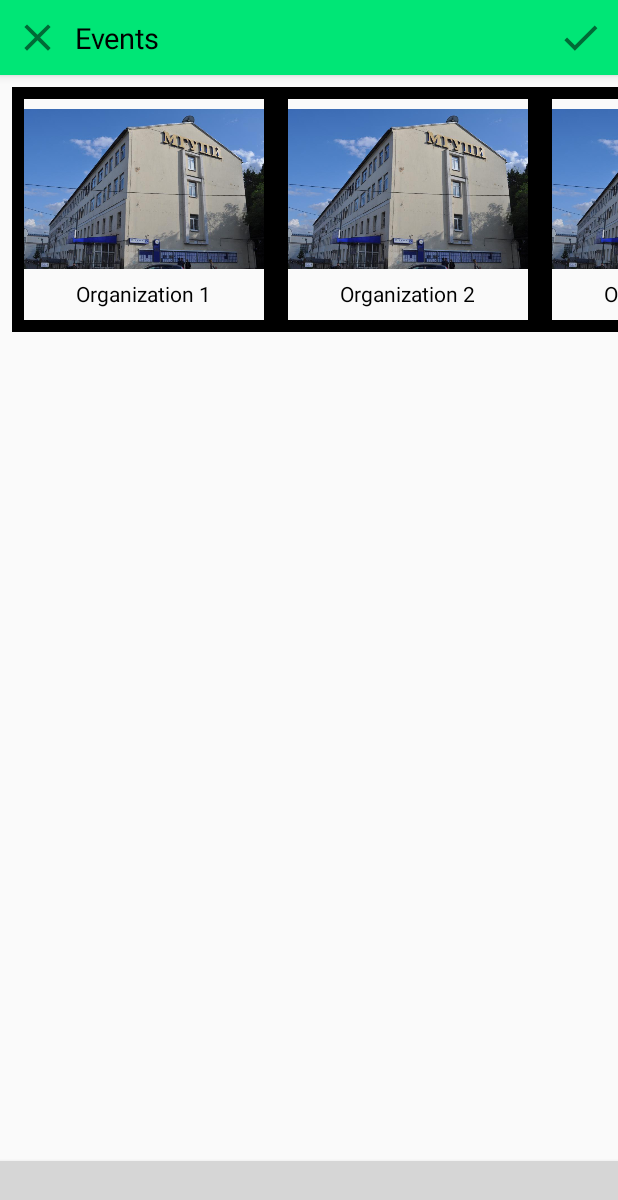
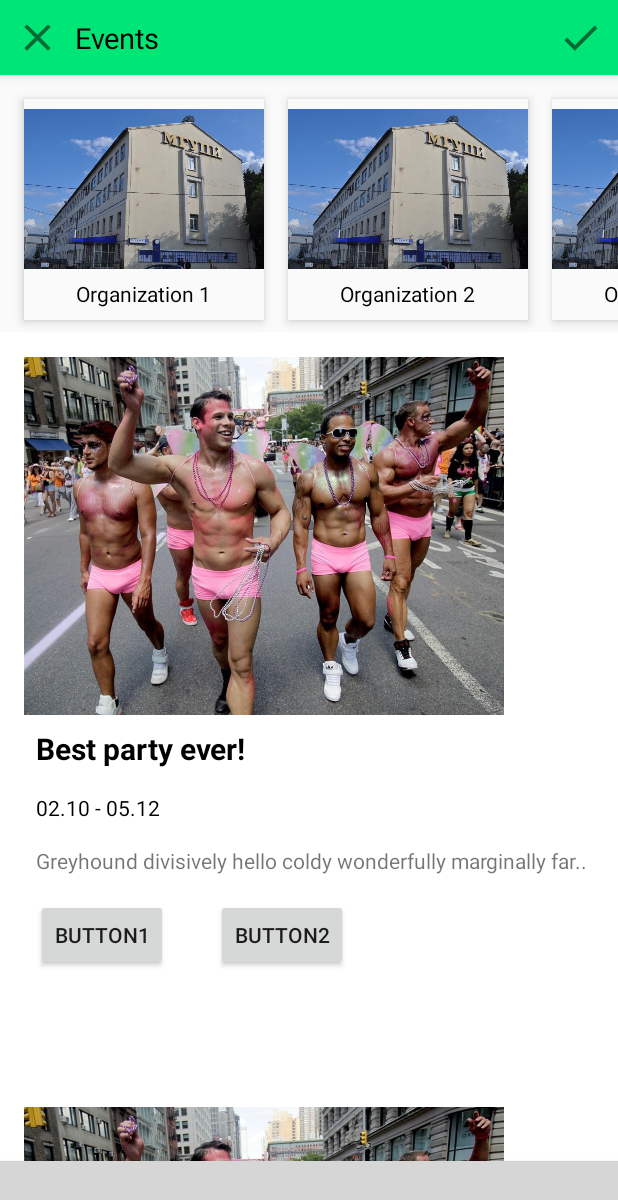
Before and after one commit to BOOMeranGG/VKHack, an Android app: the EventActivity screen opened directly, with no data from a screen before it, on a phone screen of 412 x 824 dp. Shown: the top 1200 px of the screen. Run offline under Robolectric (Android 15) with nearby library versions, the phone set to English and light mode, and no system bars; plain views replace BottomNavigationViewEx; 8 statements that could not run were skipped; grey boxes are pictures that could not be loaded.

Commit message:
Create Organization-Event viewer

```diff
--- /dev/null
+++ b/app/src/main/java/com/orange_infinity/vkhack/model/entity/dto/EventDto.java
@@ -0,0 +1,41 @@
+package com.orange_infinity.vkhack.model.entity.dto;
+
+public class EventDto {
+
+    private String eventName;
+    private String eventDate;
+    private String eventDescription;
+
+    public EventDto(String eventName, String eventDate, String eventDescription) {
+        this.eventName = eventName;
+        this.eventDate = eventDate;
+        this.eventDescription = eventDescription;
+    }
+
+    public EventDto() {
+    }
+
+    public String getEventName() {
+        return eventName;
+    }
+
+    public void setEventName(String eventName) {
+        this.eventName = eventName;
+    }
+
+    public String getEventDate() {
+        return eventDate;
+    }
+
+    public void setEventDate(String eventDate) {
+        this.eventDate = eventDate;
+    }
+
+    public String getEventDescription() {
+        return eventDescription;
+    }
+
+    public void setEventDescription(String eventDescription) {
+        this.eventDescription = eventDescription;
+    }
+}
--- a/app/src/main/java/com/orange_infinity/vkhack/ui/activities/EventActivity.java
+++ b/app/src/main/java/com/orange_infinity/vkhack/ui/activities/EventActivity.java
@@ -6,6 +6,7 @@ import androidx.fragment.app.Fragment;
 import androidx.fragment.app.FragmentManager;
 
 import com.orange_infinity.vkhack.R;
+import com.orange_infinity.vkhack.ui.fragments.EventViewerFragment;
 import com.orange_infinity.vkhack.ui.fragments.OrganizationViewerFragment;
 
 public class EventActivity extends BaseActivity {
@@ -18,9 +19,14 @@ public class EventActivity extends BaseActivity {
     protected void onCreate(Bundle savedInstanceState) {
         super.onCreate(savedInstanceState);
         setContentView(R.layout.activity_event);
+        setUpBottomNavigation();
 
-        setUpBottomNavigation();
         FragmentManager fm = getSupportFragmentManager();
+        createOrganizationFragment(fm);
+        createEventFragment(fm);
+    }
+
+    private void createOrganizationFragment(FragmentManager fm) {
         Fragment fragment = fm.findFragmentById(R.id.organizationListContainer);
         if (fragment == null) {
             fragment = new OrganizationViewerFragment();
@@ -29,4 +35,14 @@ public class EventActivity extends BaseActivity {
                     .commit();
         }
     }
+
+    private void createEventFragment(FragmentManager fm) {
+        Fragment fragment = fm.findFragmentById(R.id.eventListContainer);
+        if (fragment == null) {
+            fragment = new EventViewerFragment();
+            fm.beginTransaction()
+                    .add(R.id.eventListContainer, fragment)
+                    .commit();
+        }
+    }
 }
--- /dev/null
+++ b/app/src/main/java/com/orange_infinity/vkhack/ui/fragments/EventViewerFragment.java
@@ -0,0 +1,102 @@
+package com.orange_infinity.vkhack.ui.fragments;
+
+import android.os.Bundle;
+import android.view.LayoutInflater;
+import android.view.View;
+import android.view.ViewGroup;
+import android.widget.TextView;
+
+import androidx.annotation.NonNull;
+import androidx.annotation.Nullable;
+import androidx.fragment.app.Fragment;
+import androidx.recyclerview.widget.LinearLayoutManager;
+import androidx.recyclerview.widget.RecyclerView;
+
+import com.orange_infinity.vkhack.R;
+import com.orange_infinity.vkhack.model.entity.dto.EventDto;
+
+import java.util.ArrayList;
+import java.util.List;
+
+public class EventViewerFragment extends Fragment {
+
+    private List<EventDto> events = new ArrayList<>();
+    private EventAdapter eventAdapter;
+    private RecyclerView eventRecycler;
+
+    @Nullable
+    @Override
+    public View onCreateView(@NonNull LayoutInflater inflater, @Nullable ViewGroup container, @Nullable Bundle savedInstanceState) {
+        View v = inflater.inflate(R.layout.fragment_recycler_viewer, container, false);
+
+        EventDto eventDto1 = new EventDto("Man's Party", "27.09 - 29.09", "Best party ever!");
+        EventDto eventDto2 = new EventDto("Собрание гос думы", "13.11 - 29.11", "Типичный день, листай дальше");
+        EventDto eventDto3 = new EventDto("Студенты МГУПи идут в курилку", "01.01 - 31.12", "Паша: да я вообще-то курить бросаю");
+        EventDto eventDto4 = new EventDto("VK Hack 2019", "27.09 - 29.09", "Spoiler: Orange is winner");
+
+        events.add(eventDto1);
+        events.add(eventDto2);
+        events.add(eventDto3);
+        events.add(eventDto4);
+
+        setUpRecycler(v);
+        return v;
+    }
+
+    private void setUpRecycler(View v) {
+        eventAdapter = new EventAdapter(events);
+        eventRecycler = v.findViewById(R.id.organizationRecycler);
+        eventRecycler.setLayoutManager(new LinearLayoutManager(getActivity()));
+        eventRecycler.setAdapter(eventAdapter);
+    }
+
+    private class EventHandler extends RecyclerView.ViewHolder {
+
+        private View eventView;
+
+        public EventHandler(@NonNull View eventView) {
+            super(eventView);
+            this.eventView = eventView;
+        }
+
+        void bindView(EventDto event) {
+            TextView tvEventName = eventView.findViewById(R.id.tvEventName);
+            tvEventName.setText(event.getEventName());
+
+            TextView tvDate = eventView.findViewById(R.id.tvDate);
+            tvEventName.setText(event.getEventDate());
+
+            TextView tvDescription = eventView.findViewById(R.id.tvDescription);
+            tvEventName.setText(event.getEventDescription());
+        }
+    }
+
+    private class EventAdapter extends RecyclerView.Adapter<EventHandler> {
+
+        private List<EventDto> events;
+
+        public EventAdapter(List<EventDto> events) {
+            this.events = events;
+        }
+
+        @NonNull
+        @Override
+        public EventHandler onCreateViewHolder(@NonNull ViewGroup parent, int viewType) {
+            LayoutInflater layoutInflater = LayoutInflater.from(getContext());
+            View view = layoutInflater.inflate(R.layout.event_viewer_item, parent, false);
+
+            return new EventHandler(view);
+        }
+
+        @Override
+        public void onBindViewHolder(@NonNull EventHandler holder, int position) {
+            EventDto event = events.get(position);
+            holder.bindView(event);
+        }
+
+        @Override
+        public int getItemCount() {
+            return events.size();
+        }
+    }
+}
--- a/app/src/main/java/com/orange_infinity/vkhack/ui/fragments/OrganizationViewerFragment.java
+++ b/app/src/main/java/com/orange_infinity/vkhack/ui/fragments/OrganizationViewerFragment.java
@@ -28,7 +28,7 @@ public class OrganizationViewerFragment extends Fragment {
     @Nullable
     @Override
     public View onCreateView(@NonNull LayoutInflater inflater, @Nullable ViewGroup container, @Nullable Bundle savedInstanceState) {
-        View v = inflater.inflate(R.layout.fragment_organization_viewer, container, false);
+        View v = inflater.inflate(R.layout.fragment_recycler_viewer, container, false);
         orgNames.add("Organization 1");
         orgNames.add("Organization 2");
         orgNames.add("Organization 3");
@@ -36,7 +36,6 @@ public class OrganizationViewerFragment extends Fragment {
         orgNames.add("Organization 5");
 
         setUpRecycler(v);
-
         return v;
     }
 
--- a/app/src/main/res/layout/activity_event.xml
+++ b/app/src/main/res/layout/activity_event.xml
@@ -61,16 +61,13 @@
 
         </FrameLayout>
 
-        <RelativeLayout
+        <FrameLayout
             android:id="@+id/eventListContainer"
             android:layout_width="match_parent"
             android:layout_height="wrap_content"
-            android:layout_marginStart="16dp"
-            android:layout_marginTop="16dp"
-            android:layout_marginEnd="32dp"
-            android:background="@color/black">
+            android:background="@color/white">
 
-        </RelativeLayout>
+        </FrameLayout>
 
     </LinearLayout>
 
--- a/app/src/main/res/layout/activity_main.xml
+++ b/app/src/main/res/layout/activity_main.xml
@@ -232,9 +232,9 @@
                 <EditText
                     android:id="@+id/editGeneralInfo"
                     android:layout_width="0dp"
-                    android:layout_height="wrap_content"
+                    android:layout_height="100dp"
                     android:hint="Бла бла бла бла бла"
-                    android:inputType="phone"
+                    android:inputType="textMultiLine"
                     android:layout_marginEnd="24dp"
                     app:layout_constraintTop_toBottomOf="@id/tvGeneralInfo"
                     app:layout_constraintStart_toStartOf="@id/tvGeneralInfo"
--- a/app/src/main/res/layout/activity_registration.xml
+++ b/app/src/main/res/layout/activity_registration.xml
@@ -23,7 +23,7 @@
             android:layout_marginStart="16dp"
             android:layout_marginEnd="16dp"
             android:layout_marginBottom="16dp"
-            android:hint="@string/edit_nickname"
+            android:hint="Введите ваше имя"
             android:inputType="text" />
 
         <EditText
@@ -33,7 +33,7 @@
             android:layout_marginStart="16dp"
             android:layout_marginEnd="16dp"
             android:layout_marginBottom="16dp"
-            android:hint="@string/edit_nickname"
+            android:hint="Введите фамилию"
             android:inputType="text" />
 
         <EditText
--- /dev/null
+++ b/app/src/main/res/layout/event_viewer_item.xml
@@ -0,0 +1,63 @@
+<?xml version="1.0" encoding="utf-8"?>
+<LinearLayout xmlns:android="http://schemas.android.com/apk/res/android"
+    android:orientation="vertical"
+    android:layout_width="match_parent"
+    android:layout_height="500dp">
+
+    <ImageView
+        android:id="@+id/imgEvent"
+        android:layout_width="320dp"
+        android:layout_height="240dp"
+        android:layout_marginStart="16dp"
+        android:layout_marginTop="16dp"
+        android:src="@drawable/standard_event"/>
+
+    <TextView
+        android:id="@+id/tvEventName"
+        android:layout_width="wrap_content"
+        android:layout_height="wrap_content"
+        android:layout_marginTop="8dp"
+        android:layout_marginStart="24dp"
+        android:textColor="@color/black"
+        android:textSize="20sp"
+        android:textStyle="bold"
+        android:text="Экспозиция \n''Россия делает сама''"/>
+
+    <TextView
+        android:id="@+id/tvDate"
+        android:layout_width="wrap_content"
+        android:layout_height="wrap_content"
+        android:layout_marginStart="24dp"
+        android:layout_marginTop="16dp"
+        android:textColor="@color/black"
+        android:text="02.10 - 05.12"/>
+
+    <TextView
+        android:id="@+id/tvDescription"
+        android:layout_width="wrap_content"
+        android:layout_height="wrap_content"
+        android:layout_marginStart="24dp"
+        android:layout_marginTop="16dp"
+        android:text="Greyhound divisively hello coldy wonderfully marginally far.."/>
+
+    <LinearLayout
+        android:layout_width="wrap_content"
+        android:layout_height="wrap_content"
+        android:layout_marginStart="24dp"
+        android:layout_marginTop="16dp">
+
+        <Button
+            android:id="@+id/btn1"
+            android:layout_width="wrap_content"
+            android:layout_height="wrap_content"
+            android:text="Button1"/>
+
+        <Button
+            android:id="@+id/btn2"
+            android:layout_width="wrap_content"
+            android:layout_height="wrap_content"
+            android:layout_marginStart="32dp"
+            android:text="Button2"/>
+
+    </LinearLayout>
+</LinearLayout>
--- a/app/src/main/res/layout/fragment_organization_viewer.xml
+++ b/app/src/main/res/layout/fragment_recycler_viewer.xml
@@ -3,7 +3,6 @@
     android:id="@+id/organizationRecycler"
     xmlns:android="http://schemas.android.com/apk/res/android"
     android:orientation="vertical"
-    android:background="@color/black"
     android:layout_width="match_parent"
     android:layout_height="match_parent">
 
```
Also changed, not shown: app/src/main/res/drawable-mdpi/standard_event.jpeg (added).
